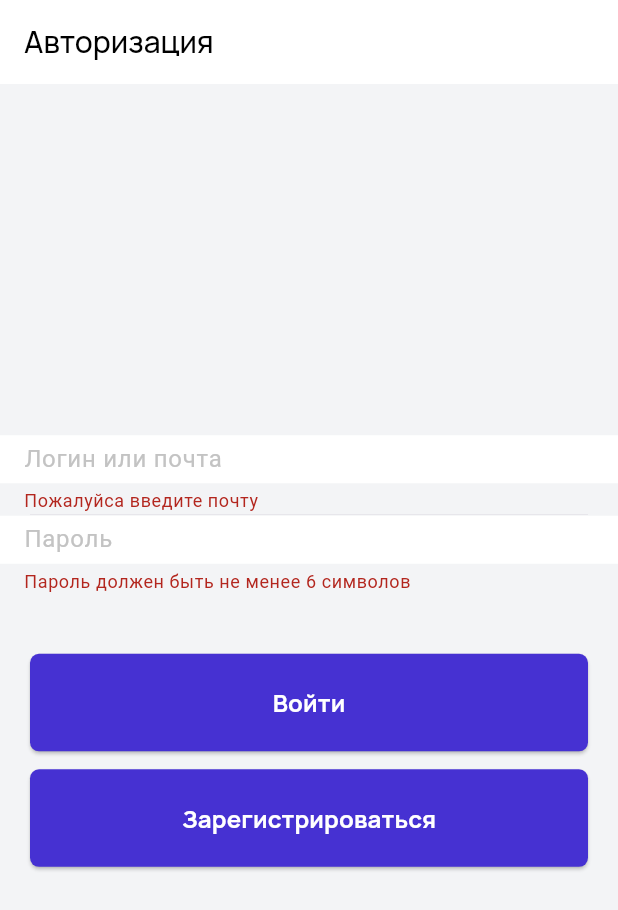
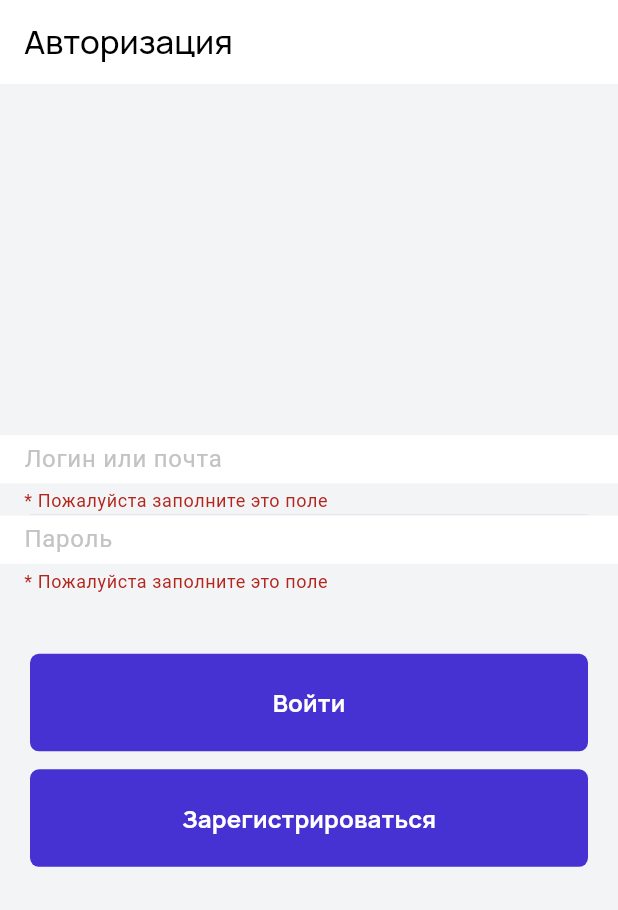
Before and after one commit to Sadid-USN/auth_test, a Flutter app: the screen it shows after launch, after a tap on "Войти", on a phone screen of 412 x 824 dp. Shown: the top 910 px of the screen. Run offline on Flutter 3.47's test engine with Material 2 defaults, Android fonts, the phone set to English and light mode, and no system bars; our stand-ins replace dio, fpdart, get_it, google_fonts, talker, talker_flutter; missing offline and left inert: talker_dio_logger; statements that could not run were skipped.

```diff
--- a/lib/controller/login_controller.dart
+++ b/lib/controller/login_controller.dart
@@ -1,22 +1,42 @@
+import 'package:auth_test/API/auth.dart';
 import 'package:flutter/material.dart';
-import 'package:provider/provider.dart';
 
 class LoginController extends ChangeNotifier {
+
   var isLogin = false;
+  final AuthAPI _authAPI;
 
-  bool passwordVisible = false;
+  LoginController(this._authAPI);
+  // test@gmail.com
+  // thisisrlycoolpass
+  final phoneTextController = TextEditingController(text: "");
+  final passwordTextController =
+      TextEditingController(text: "");
 
-  final phoneTextController = TextEditingController(text: "");
-  final passwordTextController = TextEditingController(text: "");
+  Future<void> doLogin(BuildContext context) async {
+    final email = phoneTextController.text;
+    final password = passwordTextController.text;
 
-  // void logOut() {
-  //   _authManager.logOut();
-  // Navigator.of(context).pushReplacement(MaterialPageRoute(builder: (context) => LoginView()));
-  // }
+    try {
+      final profileData = await _authAPI.login(email, password);
+
+      isLogin = true;
+      notifyListeners();
+    } catch (e) {
+      print('Login failed: $e');
+      isLogin = false;
+      notifyListeners();
+
+      // Show a snackbar with the error message
+      ScaffoldMessenger.of(context).showSnackBar(SnackBar(
+        content: Text('Login failed: $e'),
+      ));
+    }
+  }
 
   String? validateEmail(String? value) {
     if (value == null || value.isEmpty) {
-      return 'Пожалуйса введите почту';
+      return '* Пожалуйста заполните это поле';
     }
     if (!value.contains('@')) {
       return 'Пожалуйста введите корректную почту';
@@ -26,11 +46,20 @@ class LoginController extends ChangeNotifier {
 
   String? validatePassword(String? value) {
     if (value == null || value.isEmpty) {
-      return 'Пароль должен быть не менее 6 символов';
+      return '* Пожалуйста заполните это поле';
     }
-    if (value.length < 6) {
+    if (value.length < 8) {
       return 'Пароль должен быть не менее 6 символов';
     }
     return null;
   }
+
+
+   void navigateToPage(BuildContext context, Widget page) {
+    Navigator.of(context).push(MaterialPageRoute(
+      builder: (context) {
+        return page;
+      },
+    ));
+  }
 }
--- /dev/null
+++ b/lib/core/type_defs.dart
@@ -0,0 +1,5 @@
+import 'package:auth_test/core/failure.dart';
+import 'package:fpdart/fpdart.dart';
+
+typedef FutureEither<T> = Future<Either<Failure, T>>;
+typedef FutureEitherVoid = FutureEither<void>;
--- a/lib/main.dart
+++ b/lib/main.dart
@@ -1,16 +1,45 @@
+import 'dart:async';
+
+import 'package:auth_test/API/auth.dart';
 import 'package:auth_test/controller/login_controller.dart';
 import 'package:auth_test/theme/theme.dart';
 import 'package:auth_test/view/login_page.dart';
+import 'package:dio/dio.dart';
 import 'package:flutter/material.dart';
+import 'package:get_it/get_it.dart';
 import 'package:provider/provider.dart';
+import 'package:talker/talker.dart';
+import 'package:talker_dio_logger/talker_dio_logger_interceptor.dart';
+import 'package:talker_dio_logger/talker_dio_logger_settings.dart';
+import 'package:talker_flutter/talker_flutter.dart';
 
-void main() {
-  runApp(ChangeNotifierProvider(
-       create: (context) {
-          return LoginController();
+Future<void> main() async {
+  runZonedGuarded(() async {
+    WidgetsFlutterBinding.ensureInitialized();
+    final talker = TalkerFlutter.init();
+    GetIt.I.registerSingleton(talker);
+    final dio = Dio();
+    dio.interceptors.add(
+      TalkerDioLogger(
+        talker: talker,
+        settings: const TalkerDioLoggerSettings(
+          printResponseData: false,
+          printRequestHeaders: true,
+          printResponseHeaders: true,
+          printResponseMessage: true,
+        ),
+      ),
+    );
+    final authAPI = AuthImpl(dio);
+
+    runApp(ChangeNotifierProvider(
+        create: (context) {
+          return LoginController(authAPI);
         },
-
-    child: const MyApp()));
+        child: const MyApp()));
+  }, (error, stack) {
+    return GetIt.I<Talker>().handle(error, stack);
+  });
 }
 
 class MyApp extends StatelessWidget {
@@ -20,8 +49,11 @@ class MyApp extends StatelessWidget {
   @override
   Widget build(BuildContext context) {
     return MaterialApp(
+      navigatorObservers: [
+        TalkerRouteObserver(GetIt.I<Talker>()),
+      ],
       debugShowCheckedModeBanner: false,
-      title:"Test",
+      title: "Test",
       theme: appTheme,
       home: const LoginPage(),
     );
--- a/lib/theme/theme.dart
+++ b/lib/theme/theme.dart
@@ -1,4 +1,5 @@
 import 'package:flutter/material.dart';
+import 'package:google_fonts/google_fonts.dart';
 
 const mycolor = MaterialColor(
   0xFF1F172E,
@@ -18,7 +19,7 @@ const mycolor = MaterialColor(
 
 final appTheme = ThemeData(
   useMaterial3: true,
-  scaffoldBackgroundColor:  const Color(0xffF3F4F6),
+  scaffoldBackgroundColor: const Color(0xffF3F4F6),
   primarySwatch: mycolor,
   dividerColor: Colors.grey,
   appBarTheme: const AppBarTheme(
@@ -31,29 +32,29 @@ final appTheme = ThemeData(
       fontWeight: FontWeight.w700,
     ),
   ),
-
+  iconTheme: const IconThemeData(color: Color(0xff000000), size: 200,),
   listTileTheme: const ListTileThemeData(iconColor: Colors.white),
   textTheme: TextTheme(
-    bodyMedium: const TextStyle(
-      color: Colors.white,
+    bodyMedium: TextStyle(
+      color: Colors.blueGrey[800],
       fontWeight: FontWeight.w500,
       fontSize: 20,
     ),
-     titleLarge: const TextStyle(
-      color: Colors.white,
+    titleLarge: GoogleFonts.manrope(
+      color: const Color(0XFF000000),
       fontWeight: FontWeight.w500,
-      fontSize: 25,
     ),
-    labelLarge: const TextStyle(
-      color: Colors.white,
+    labelLarge: GoogleFonts.manrope(
+      color: const Color(0XFF000000),
       fontWeight: FontWeight.w500,
-      fontSize: 14,
+      fontSize: 24,
     ),
-    labelMedium: const TextStyle(
-        color: Colors.red,
-        fontWeight: FontWeight.w700,
-        fontSize: 20,
-        height: 1.5,
+
+
+    labelMedium: GoogleFonts.manrope(
+      color: const Color(0XFF929292),
+      fontWeight: FontWeight.w400,
+      fontSize: 16,
     ),
     labelSmall: TextStyle(
         color: Colors.white.withOpacity(0.6),
--- a/lib/view/login_page.dart
+++ b/lib/view/login_page.dart
@@ -13,10 +13,7 @@ class LoginPage extends StatelessWidget {
       appBar: AppBar(
         title: Text(
           "Авторизация",
-          style: GoogleFonts.manrope(
-            color: const Color(0XFF000000),
-            fontWeight: FontWeight.w500,
-          ),
+          style: Theme.of(context).textTheme.titleLarge
         ),
       ),
       body: SizedBox(
--- a/lib/widget/app_button.dart
+++ b/lib/widget/app_button.dart
@@ -4,34 +4,46 @@ import 'package:google_fonts/google_fonts.dart';
 class AppButton extends StatelessWidget {
   final String title;
   final VoidCallback onTap;
+  final Color backgroundColor;
+  final Color textColor;
+  final double padding; // Add this line
 
   const AppButton({
     Key? key,
     required this.title,
     required this.onTap,
+    required this.backgroundColor,
+    required this.textColor,
+    this.padding = 20, // Default padding
   }) : super(key: key);
 
   @override
   Widget build(BuildContext context) {
     return Container(
-      padding:   const EdgeInsets.symmetric(horizontal: 20),
+
+      padding: EdgeInsets.symmetric(horizontal: padding), // Use the padding provided
       margin: const EdgeInsets.only(bottom: 12),
       height: 65,
-      width: MediaQuery.sizeOf(context).width,
+      width: MediaQuery.of(context).size.width, // Use MediaQuery.of(context).size.width
       child: ElevatedButton(
         onPressed: onTap,
         style: ElevatedButton.styleFrom(
-          backgroundColor: const Color(0xff4631D2),
+          elevation: 0.0,
+          backgroundColor: backgroundColor,
           shape: RoundedRectangleBorder(
             borderRadius: BorderRadius.circular(6.0),
           ),
         ),
-        child: Text(
-          title,
-          style:  GoogleFonts.manrope(
-            color: Colors.white,
-            fontSize: 16,
-            fontWeight: FontWeight.w700,
+        child: Align(
+          alignment: padding == 0 ? Alignment.centerLeft : Alignment.center,
+          child: Text(
+            title,
+
+            style:  TextStyle(
+              color: textColor,
+              fontSize: 16,
+              fontWeight: padding == 0 ? FontWeight.w400 :FontWeight.w700,
+            ),
           ),
         ),
       ),
--- a/lib/widget/login_body.dart
+++ b/lib/widget/login_body.dart
@@ -1,8 +1,7 @@
 import 'package:auth_test/controller/login_controller.dart';
+import 'package:auth_test/view/profile_page.dart';
 import 'package:auth_test/widget/app_button.dart';
 import 'package:auth_test/widget/app_text_filed.dart';
-import 'package:flutter/material.dart';
-
 import 'package:flutter/material.dart';
 import 'package:provider/provider.dart';
 
@@ -15,9 +14,6 @@ class LoginViewBody extends StatelessWidget {
 
     return Consumer<LoginController>(
       builder: (context, controller, _) {
-        if (controller.isLogin) {
-          return const CircularProgressIndicator();
-        } else {
         return Form(
           key: formKey,
           child: Column(
@@ -25,9 +21,8 @@ class LoginViewBody extends StatelessWidget {
             children: [
               Consumer<LoginController>(
                 builder: (context, value, child) => AppTextField(
-                    validator:  controller.validateEmail,
+                  validator: controller.validateEmail,
                   textEditingController: value.phoneTextController,
-
                   hintText: 'Логин или почта',
                 ),
               ),
@@ -42,29 +37,37 @@ class LoginViewBody extends StatelessWidget {
                 builder: (context, value, child) => AppTextField(
                   validator: value.validatePassword,
                   textEditingController: value.passwordTextController,
-
                   hintText: 'Пароль',
                 ),
               ),
               const SizedBox(
                 height: 40,
               ),
-                AppButton(
+              Consumer<LoginController>(
+                builder: (context, controller, child) => AppButton(
+                  backgroundColor: const Color(0xff4631D2),
+                  textColor: Colors.white,
                   title: "Войти",
-                  onTap: () {
+                  onTap: () async {
                     if (formKey.currentState!.validate()) {
-                      print('LOGIN');
+                      await controller.doLogin(context);
+
+                      if (controller.isLogin && context.mounted) {
+                        controller.navigateToPage(context, const ProfilePage());
+                      }
                     }
                   },
                 ),
+              ),
               AppButton(
+                backgroundColor: const Color(0xff4631D2),
+                textColor: Colors.white,
                 title: "Зарегистрироваться",
                 onTap: () {},
               ),
             ],
           ),
         );
-        }
       },
     );
   }
--- a/pubspec.yaml
+++ b/pubspec.yaml
@@ -41,6 +41,8 @@ dependencies:
   # The following adds the Cupertino Icons font to your application.
   # Use with the CupertinoIcons class for iOS style icons.
   cupertino_icons: ^1.0.2
+  fpdart: ^1.1.0
+  talker: ^2.4.1
 
 dev_dependencies:
   flutter_test:
```
Also changed, not shown: lib/API/auth.dart (added, +34 -0 lines), lib/core/d_injection.dart (added, +33 -0 lines), lib/core/failure.dart (added, +9 -0 lines), lib/models/profile_model.dart (added, +22 -0 lines), lib/view/profile_page.dart (added, +41 -0 lines), lib/widget/app_text_filed.dart (+4 -18 lines), pubspec.lock. Lines whose indentation alone changed are shown as unchanged.
